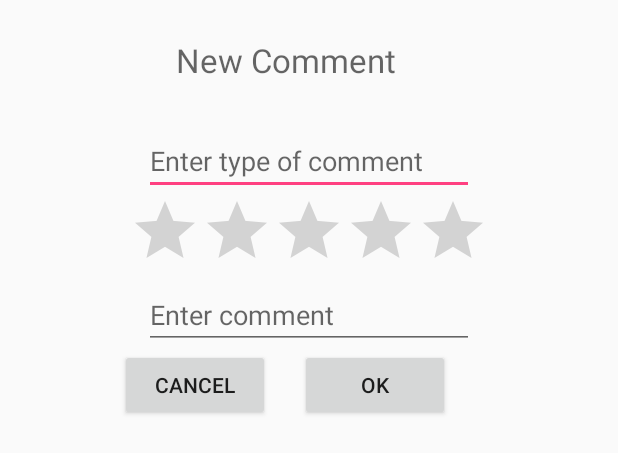
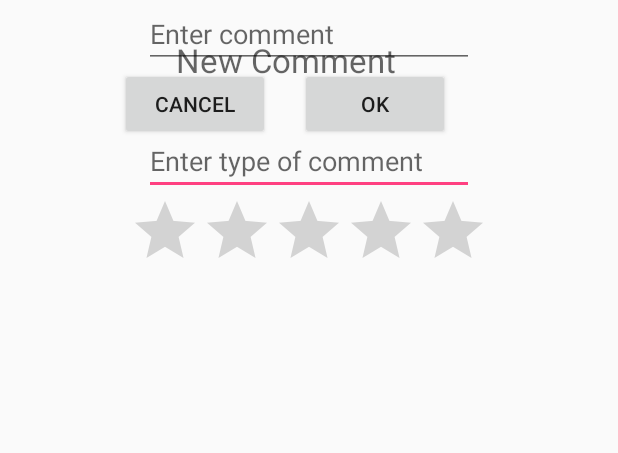
Before and after one commit to deedeethan/Daylight, an Android app: the layout activity_comment.xml on its own in the app's theme, with its tools: preview values and no code run, on a phone screen of 412 x 824 dp. Shown: the top 453 px of the screen. Run offline under Robolectric (Android 15) with nearby library versions, the phone set to English and light mode, and no system bars.

Commit message:
last commit before i remove Comment Activity

```diff
--- a/app/src/main/java/com/example/deedeehan/daylight/CommentActivity.java
+++ b/app/src/main/java/com/example/deedeehan/daylight/CommentActivity.java
@@ -7,9 +7,6 @@ import android.view.View;
 import android.widget.Button;
 import android.widget.EditText;
 import android.widget.RatingBar;
-
-import com.google.android.gms.maps.model.BitmapDescriptorFactory;
-import com.google.android.gms.maps.model.MarkerOptions;
 
 public class CommentActivity extends AppCompatActivity {
 
@@ -73,7 +70,7 @@ public class CommentActivity extends AppCompatActivity {
 
         mOkButton = (Button)findViewById(R.id.okButton);
         mCancelButton = (Button)findViewById(R.id.cancelButton);
-        mTypeText = (EditText)findViewById(R.id.type);
+        mTypeText = (EditText)findViewById(R.id.mType);
         mCommentText = (EditText)findViewById(R.id.comment);
         mRatingBar = (RatingBar) findViewById(R.id.ratingBar);
 
--- a/app/src/main/res/layout/activity_comment.xml
+++ b/app/src/main/res/layout/activity_comment.xml
@@ -22,7 +22,7 @@
     <EditText
         android:layout_width="wrap_content"
         android:layout_height="wrap_content"
-        android:id="@+id/type"
+        android:id="@+id/mType"
         android:layout_below="@+id/title"
         android:hint="Enter type of comment"
         android:layout_centerHorizontal="true"
@@ -35,14 +35,14 @@
         android:layout_height="wrap_content"
         android:id="@+id/ratingBar"
 
-        android:layout_below="@+id/type"
+        android:layout_below="@+id/mType"
         android:layout_centerHorizontal="true"/>
 
     <EditText
         android:layout_width="wrap_content"
         android:layout_height="wrap_content"
         android:id="@+id/comment"
-        android:layout_below="@+id/ratingBar"
+        android:layout_below="@+id/mRatingBar"
         android:hint="Enter comment"
         android:layout_centerHorizontal="true"
         android:layout_marginLeft="20dp"
```
